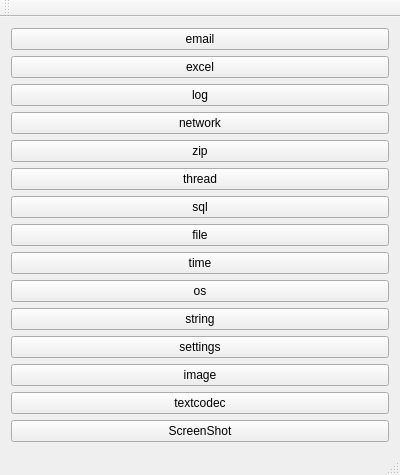
Old version of the form Core/AaaTestCore/mainwindow.ui in the repository pjh130/qt.
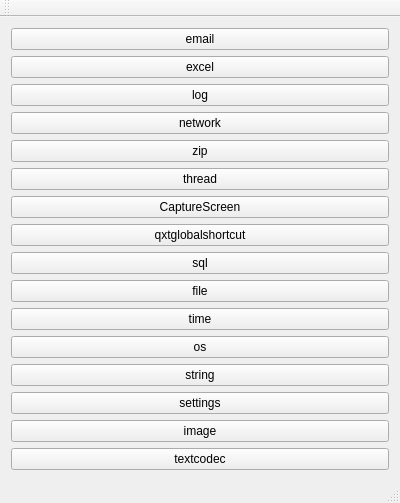
New version of the form.

```diff
--- a/Core/AaaTestCore/mainwindow.ui
+++ b/Core/AaaTestCore/mainwindow.ui
@@ -7,7 +7,7 @@
     <x>0</x>
     <y>0</y>
     <width>400</width>
-    <height>436</height>
+    <height>488</height>
    </rect>
   </property>
   <property name="windowTitle">
@@ -57,6 +57,20 @@
       </property>
      </widget>
     </item>
+    <item>
+     <widget class="QPushButton" name="pushButton_ScreenShot">
+      <property name="text">
+       <string>CaptureScreen</string>
+      </property>
+     </widget>
+    </item>
+    <item>
+     <widget class="QPushButton" name="pushButton_qxtglobalshortcut">
+      <property name="text">
+       <string>qxtglobalshortcut</string>
+      </property>
+     </widget>
+    </item>
     <item>
      <widget class="QPushButton" name="pushButton_sql">
       <property name="text">
@@ -113,13 +127,6 @@
       </property>
      </widget>
     </item>
-    <item>
-     <widget class="QPushButton" name="pushButton_ScreenShot">
-      <property name="text">
-       <string>ScreenShot</string>
-      </property>
-     </widget>
-    </item>
    </layout>
   </widget>
   <widget class="QMenuBar" name="menuBar">
```
